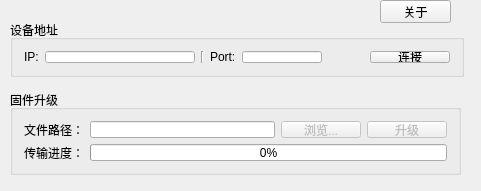
This is widget.ui in superfire/iap_download as Qt 5 draws it before an edit. The edited form follows.
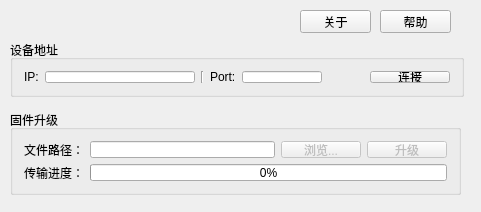
This is the edited form.

Commit message: 添加附件信息 - 添加程序版本信息，.exe的属性中查看 - 添加帮助信息 - 更新logo为透明底色

Diff of the .ui file:
```diff
--- a/widget.ui
+++ b/widget.ui
@@ -7,7 +7,7 @@
     <x>0</x>
     <y>0</y>
     <width>481</width>
-    <height>191</height>
+    <height>212</height>
    </rect>
   </property>
   <property name="windowTitle">
@@ -17,7 +17,7 @@
    <property name="geometry">
     <rect>
      <x>10</x>
-     <y>90</y>
+     <y>110</y>
      <width>451</width>
      <height>85</height>
     </rect>
@@ -88,7 +88,7 @@
    <property name="geometry">
     <rect>
      <x>10</x>
-     <y>20</y>
+     <y>40</y>
      <width>454</width>
      <height>57</height>
     </rect>
@@ -224,8 +224,8 @@
   <widget class="QPushButton" name="button_about">
    <property name="geometry">
     <rect>
-     <x>380</x>
-     <y>0</y>
+     <x>300</x>
+     <y>10</y>
      <width>71</width>
      <height>23</height>
     </rect>
@@ -246,6 +246,34 @@
     <bool>false</bool>
    </property>
   </widget>
+  <widget class="QPushButton" name="button_help">
+   <property name="geometry">
+    <rect>
+     <x>380</x>
+     <y>10</y>
+     <width>71</width>
+     <height>23</height>
+    </rect>
+   </property>
+   <property name="focusPolicy">
+    <enum>Qt::StrongFocus</enum>
+   </property>
+   <property name="autoFillBackground">
+    <bool>false</bool>
+   </property>
+   <property name="text">
+    <string>帮助</string>
+   </property>
+   <property name="checkable">
+    <bool>false</bool>
+   </property>
+   <property name="checked">
+    <bool>false</bool>
+   </property>
+   <property name="autoDefault">
+    <bool>false</bool>
+   </property>
+  </widget>
  </widget>
  <layoutdefault spacing="6" margin="11"/>
  <resources/>
```
Left out of the diff: 3 changed lines with no effect on the pictures. The commit also changes 4 other files.
